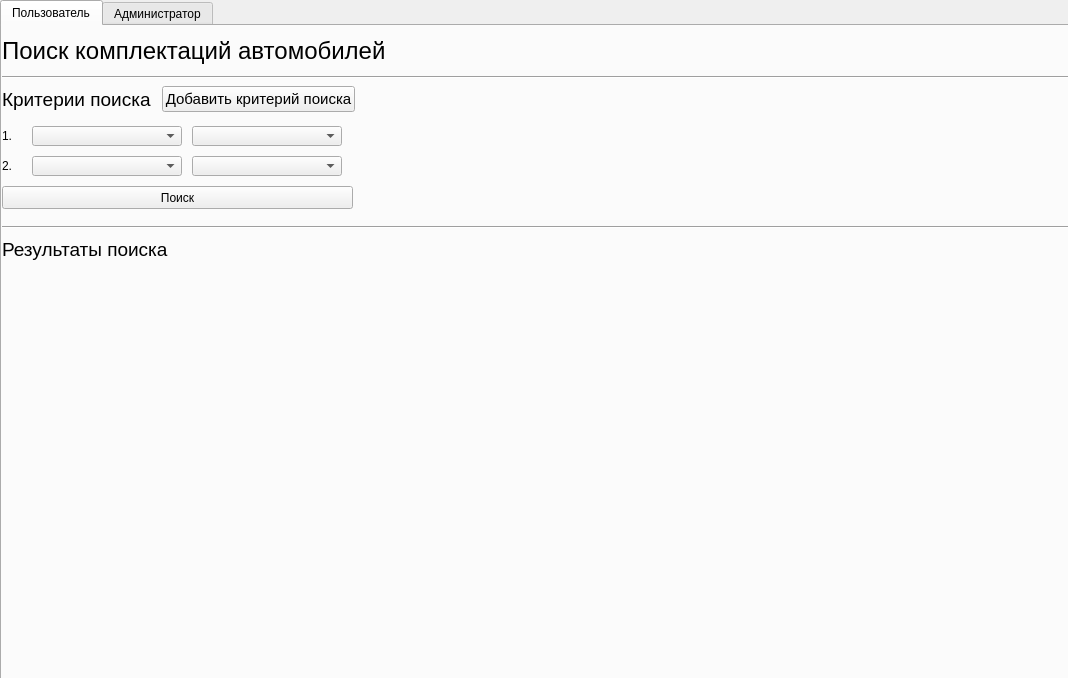
This is src/window/mainwindow.ui in KarpenkoDenis/and-or-tree as Qt 5 draws it before an edit. The edited form follows.
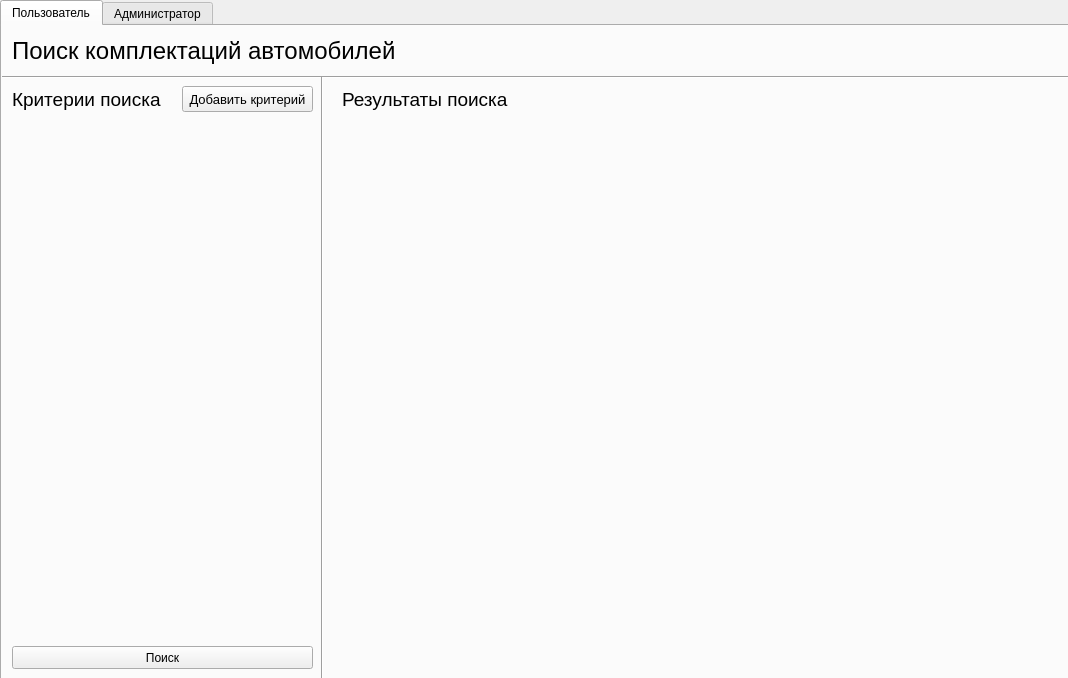
This is the edited form. The open tabs and pages were chosen to show the change.

Commit message: Implement UI for search criterias

The edit to the form file:
```diff
--- a/src/window/mainwindow.ui
+++ b/src/window/mainwindow.ui
@@ -39,7 +39,7 @@
      <widget class="QLabel" name="userTabHeader">
       <property name="geometry">
        <rect>
-        <x>0</x>
+        <x>10</x>
         <y>10</y>
         <width>1101</width>
         <height>29</height>
@@ -79,7 +79,7 @@
      <widget class="QLabel" name="searchCriteriaHeaderLabel">
       <property name="geometry">
        <rect>
-        <x>0</x>
+        <x>10</x>
         <y>60</y>
         <width>151</width>
         <height>26</height>
@@ -103,117 +103,27 @@
      <widget class="QPushButton" name="addSearchCriteriaButton">
       <property name="geometry">
        <rect>
-        <x>160</x>
+        <x>180</x>
         <y>60</y>
-        <width>193</width>
+        <width>131</width>
         <height>26</height>
        </rect>
       </property>
       <property name="font">
        <font>
-        <pointsize>11</pointsize>
+        <pointsize>10</pointsize>
        </font>
       </property>
       <property name="text">
-       <string>Добавить критерий поиска</string>
-      </property>
-     </widget>
-     <widget class="QLabel" name="firstSearchCriteriaLabel_4">
-      <property name="geometry">
-       <rect>
-        <x>0</x>
-        <y>100</y>
-        <width>31</width>
-        <height>20</height>
-       </rect>
-      </property>
-      <property name="text">
-       <string>1.</string>
-      </property>
-     </widget>
-     <widget class="QComboBox" name="firstSearchCriteriaType_4">
-      <property name="geometry">
-       <rect>
-        <x>30</x>
-        <y>100</y>
-        <width>150</width>
-        <height>20</height>
-       </rect>
-      </property>
-      <property name="minimumSize">
-       <size>
-        <width>150</width>
-        <height>0</height>
-       </size>
-      </property>
-     </widget>
-     <widget class="QComboBox" name="firstSearchCriteriaValue_4">
-      <property name="geometry">
-       <rect>
-        <x>190</x>
-        <y>100</y>
-        <width>150</width>
-        <height>20</height>
-       </rect>
-      </property>
-      <property name="minimumSize">
-       <size>
-        <width>150</width>
-        <height>0</height>
-       </size>
-      </property>
-     </widget>
-     <widget class="QComboBox" name="firstSearchCriteriaType_5">
-      <property name="geometry">
-       <rect>
-        <x>30</x>
-        <y>130</y>
-        <width>150</width>
-        <height>20</height>
-       </rect>
-      </property>
-      <property name="minimumSize">
-       <size>
-        <width>150</width>
-        <height>0</height>
-       </size>
-      </property>
-     </widget>
-     <widget class="QLabel" name="firstSearchCriteriaLabel_5">
-      <property name="geometry">
-       <rect>
-        <x>0</x>
-        <y>130</y>
-        <width>31</width>
-        <height>20</height>
-       </rect>
-      </property>
-      <property name="text">
-       <string>2.</string>
-      </property>
-     </widget>
-     <widget class="QComboBox" name="firstSearchCriteriaValue_5">
-      <property name="geometry">
-       <rect>
-        <x>190</x>
-        <y>130</y>
-        <width>150</width>
-        <height>20</height>
-       </rect>
-      </property>
-      <property name="minimumSize">
-       <size>
-        <width>150</width>
-        <height>0</height>
-       </size>
+       <string>Добавить критерий</string>
       </property>
      </widget>
      <widget class="QPushButton" name="searchButton">
       <property name="geometry">
        <rect>
-        <x>0</x>
-        <y>160</y>
-        <width>351</width>
+        <x>10</x>
+        <y>620</y>
+        <width>301</width>
         <height>23</height>
        </rect>
       </property>
@@ -221,24 +131,11 @@
        <string>Поиск</string>
       </property>
      </widget>
-     <widget class="Line" name="line_2">
-      <property name="geometry">
-       <rect>
-        <x>0</x>
-        <y>200</y>
-        <width>1101</width>
-        <height>3</height>
-       </rect>
-      </property>
-      <property name="orientation">
-       <enum>Qt::Horizontal</enum>
-      </property>
-     </widget>
      <widget class="QLabel" name="searchCriteriaHeaderLabel_2">
       <property name="geometry">
        <rect>
-        <x>0</x>
-        <y>210</y>
+        <x>340</x>
+        <y>60</y>
         <width>181</width>
         <height>26</height>
        </rect>
@@ -258,6 +155,50 @@
        <string>Результаты поиска</string>
       </property>
      </widget>
+     <widget class="QWidget" name="verticalLayoutWidget_4">
+      <property name="geometry">
+       <rect>
+        <x>10</x>
+        <y>90</y>
+        <width>301</width>
+        <height>521</height>
+       </rect>
+      </property>
+      <layout class="QVBoxLayout" name="verticalLayout">
+       <item>
+        <layout class="QVBoxLayout" name="searchCriteriaVBox"/>
+       </item>
+       <item>
+        <spacer name="verticalSpacer_2">
+         <property name="orientation">
+          <enum>Qt::Vertical</enum>
+         </property>
+         <property name="sizeType">
+          <enum>QSizePolicy::Expanding</enum>
+         </property>
+         <property name="sizeHint" stdset="0">
+          <size>
+           <width>20</width>
+           <height>40</height>
+          </size>
+         </property>
+        </spacer>
+       </item>
+      </layout>
+     </widget>
+     <widget class="Line" name="line_2">
+      <property name="geometry">
+       <rect>
+        <x>310</x>
+        <y>50</y>
+        <width>20</width>
+        <height>611</height>
+       </rect>
+      </property>
+      <property name="orientation">
+       <enum>Qt::Vertical</enum>
+      </property>
+     </widget>
     </widget>
     <widget class="QWidget" name="adminTab">
      <attribute name="title">
```
Left out of the diff: 2 changed lines with no effect on the pictures. The commit also changes 5 other files.
